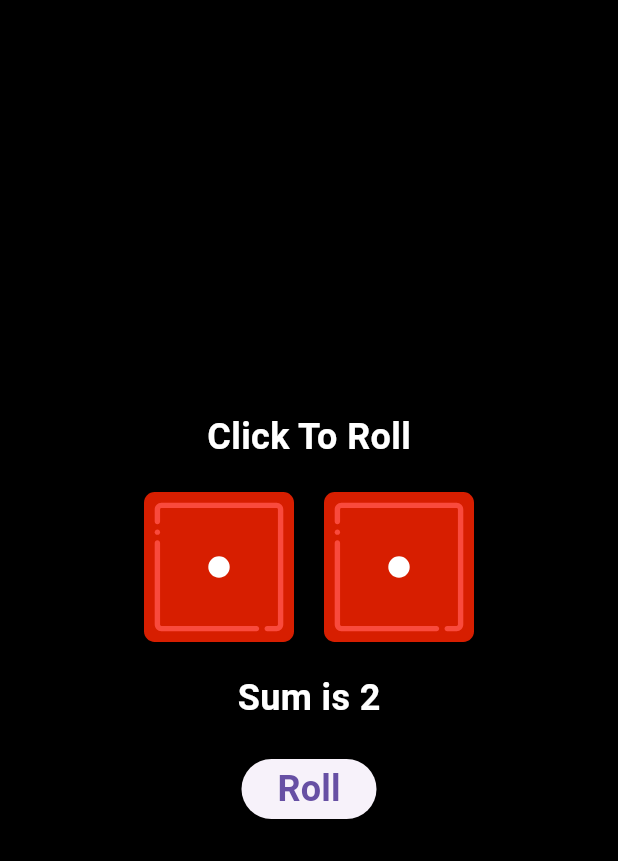
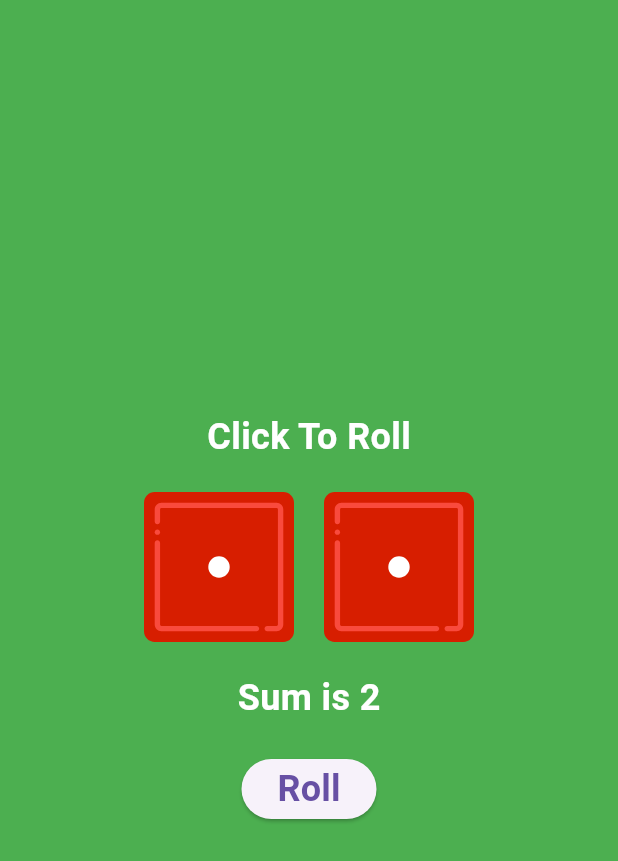
Before and after one commit to Rewanelmlah/Dice_Rolling, a Flutter app: the screen it shows after launch, on a phone screen of 412 x 824 dp. Shown: the top 861 px of the screen. Run offline on Flutter 3.47's test engine with Material 3 defaults, Android fonts, the light colour scheme and no system bars; our stand-ins replace flutter_svg.

Commit message:
changing backroundcolor again

```diff
--- a/lib/home.dart
+++ b/lib/home.dart
@@ -23,7 +23,7 @@ class _DiceRollerState extends State<DiceRoller> {
   Widget build(BuildContext context) {
     return Scaffold(
       //changing color
-      backgroundColor: Colors.black,
+      backgroundColor: Colors.green,
       body: Center(
         child: Column(
           mainAxisAlignment: MainAxisAlignment.center,
```
